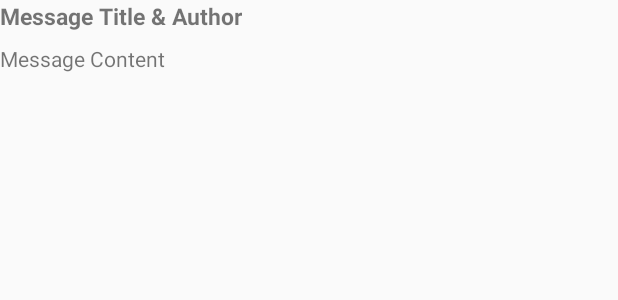
After one commit to PioneerX1/discussionforum, an Android app: the layout message_list_item.xml on its own in the app's theme, with its tools: preview values and no code run, on a phone screen of 412 x 824 dp. The commit adds this screen. Shown: the top 300 px of the screen. Run offline under Robolectric (Android 15) with nearby library versions, the phone set to English and light mode, and no system bars.

Commit message:
add message posts, currently posting for all categories, and also need to style more

```diff
--- a/app/build.gradle
+++ b/app/build.gradle
@@ -71,4 +71,5 @@ dependencies {
 
 
 
+
 apply plugin: 'com.google.gms.google-services'
--- a/app/src/main/AndroidManifest.xml
+++ b/app/src/main/AndroidManifest.xml
@@ -29,7 +29,8 @@
                 android:value="com.pioneerx1.discussionforum.ui.MainActivity" />
         </activity>
         <activity android:name=".ui.CategoryDetailActivity" />
-        <activity android:name=".ui.NewMessageActivity"></activity>
+        <activity android:name=".ui.NewMessageActivity" />
+        <activity android:name=".ui.MessageDetailActivity"></activity>
     </application>
 
 </manifest>
--- /dev/null
+++ b/app/src/main/res/layout/message_list_item.xml
@@ -0,0 +1,26 @@
+<?xml version="1.0" encoding="utf-8"?>
+<LinearLayout xmlns:android="http://schemas.android.com/apk/res/android"
+    android:orientation="vertical"
+    android:layout_width="match_parent"
+    android:layout_height="wrap_content">
+
+    <TextView
+        android:layout_width="wrap_content"
+        android:layout_height="wrap_content"
+        android:id="@+id/messageTitleAndAuthorTextView"
+        android:textSize="15sp"
+        android:textStyle="bold"
+        android:text="Message Title &amp; Author"
+        />
+
+    <TextView
+        android:id="@+id/messageContentTextView"
+        android:layout_width="wrap_content"
+        android:layout_height="wrap_content"
+        android:layout_below="@+id/messageTitleAndAuthorTextView"
+        android:layout_marginTop="8dp"
+        android:layout_alignParentLeft="true"
+        android:layout_alignParentStart="true"
+        android:text="Message Content" />
+
+</LinearLayout>
```
Also changed, not shown: app/src/main/java/com/pioneerx1/discussionforum/adapters/FirebaseMessageViewHolder.java (added, +78 -0 lines), app/src/main/java/com/pioneerx1/discussionforum/ui/CategoryDetailActivity.java (+40 -0 lines), app/src/main/java/com/pioneerx1/discussionforum/ui/MessageDetailActivity.java (added, +15 -0 lines), app/src/main/res/layout/activity_category_detail.xml (+19 -15 lines), app/src/main/res/layout/activity_message_detail.xml (added, +9 -0 lines).
